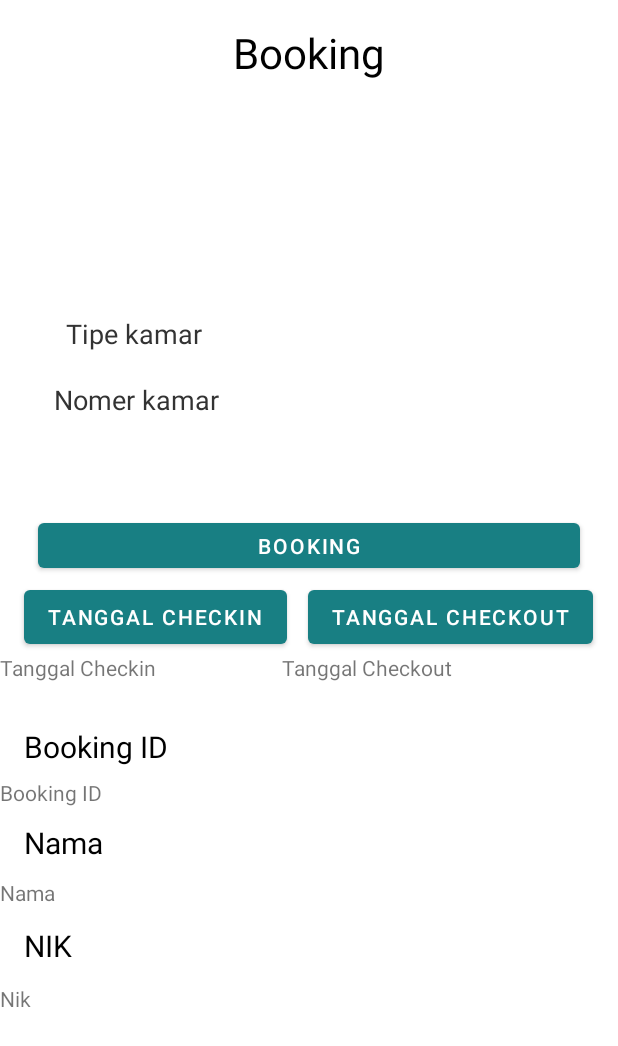
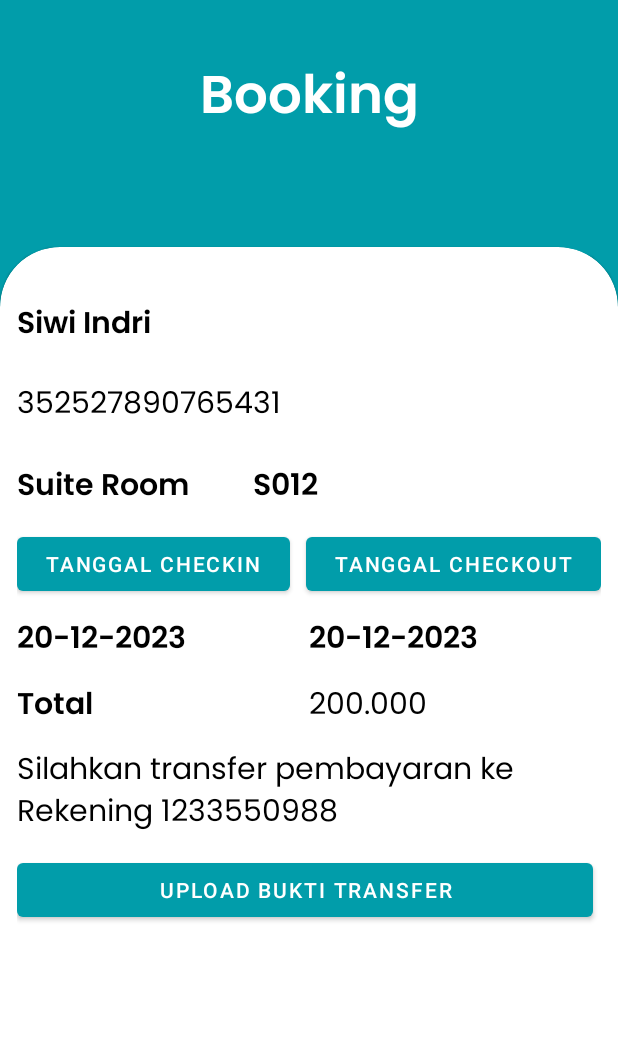
Before and after one commit to irmeliagst/GoHome_Mobile_S4, an Android app: the BookingActivity screen opened directly, with no data from a screen before it, on a phone screen of 412 x 824 dp. Shown: the top 1046 px of the screen. Run offline under Robolectric (Android 15) with nearby library versions, the phone set to English and light mode, and no system bars.

```diff
--- a/app/build.gradle
+++ b/app/build.gradle
@@ -35,6 +35,7 @@ dependencies {
 
 dependencies {
 
+    implementation 'androidx.recyclerview:recyclerview:<version>'
     implementation 'androidx.appcompat:appcompat:1.6.1'
     implementation 'com.google.android.material:material:1.8.0'
     implementation 'androidx.constraintlayout:constraintlayout:2.1.4'
@@ -42,4 +43,5 @@ dependencies {
     testImplementation 'junit:junit:4.13.2'
     androidTestImplementation 'androidx.test.ext:junit:1.1.5'
     androidTestImplementation 'androidx.test.espresso:espresso-core:3.5.1'
+
 }
--- a/app/src/main/AndroidManifest.xml
+++ b/app/src/main/AndroidManifest.xml
@@ -52,6 +52,7 @@
             android:exported="false" />
         <activity
             android:name=".RegisActivity"
+            android:theme="@style/Theme.GoHome_Mobile_S4.NoActionBar2"
             android:exported="false" />
         <activity
             android:name=".LoginActivity"
--- a/app/src/main/java/com/example/gohome_mobile_s4/BookingActivity.java
+++ b/app/src/main/java/com/example/gohome_mobile_s4/BookingActivity.java
@@ -1,54 +1,50 @@
 package com.example.gohome_mobile_s4;
 
 
+import static android.widget.Toast.makeText;
+
+import androidx.appcompat.app.AppCompatActivity;
+
+import android.annotation.SuppressLint;
 import android.app.DatePickerDialog;
 import android.content.Intent;
+import android.content.pm.PackageManager;
+import android.net.Uri;
 import android.os.Bundle;
 import android.view.View;
 import android.widget.Button;
 import android.widget.ImageView;
 import android.widget.TextView;
+import android.widget.Toast;
 
-import androidx.appcompat.app.AppCompatActivity;
-
+import java.io.UnsupportedEncodingException;
+import java.net.URLEncoder;
 import java.util.Calendar;
 import java.util.Locale;
 
 public class BookingActivity extends AppCompatActivity {
-    Button btnbooking;
-    private Button btnCheckin, btnCheckout;
-    private TextView tipeKamar, noKamar, checkin, checkout, bookingId, namaPlg, nik;
-    private ImageView gambarKamar;
-
+    Button btnCheckin, btnCheckout, btnTf;
+    TextView txt_nama, txt_nik, txt, txt_nomor, txt_Jkamar, tgl_checkin, tgl_checkout, txt_total, note;
+    @SuppressLint("MissingInflatedId")
     @Override
     protected void onCreate(Bundle savedInstanceState) {
         super.onCreate(savedInstanceState);
-        setContentView(R.layout.activity_booking);
-
-        // Inisialisasi tombol "Book Room"
-        btnbooking = findViewById(R.id.btnbooking);
-        btnbooking.setOnClickListener(new View.OnClickListener() {
-            @Override
-            public void onClick(View v) {
-                // Arahkan ke halaman pemesanan (bukti transfer)
-                Intent intent = new Intent(BookingActivity.this,BuktiTransferActivity.class);
-                startActivity(intent);
-            }
-        });
+        setContentView(R
+                .layout.activity_booking);
+        btnCheckin = findViewById(R.id.btncheckin);
+        btnCheckout = findViewById(R.id.btncheckout);
+        btnTf = findViewById(R.id.btnTf);
+        txt = findViewById(R.id.txt);
+        txt_Jkamar = findViewById(R.id.txt_Jkamar);
+        txt_nama = findViewById(R.id.txt_name);
+        txt_nik = findViewById(R.id.txt_nik);
+        txt_nomor = findViewById(R.id.txt_nomor);
+        tgl_checkin = findViewById(R.id.tgl_checkin);
+        tgl_checkout = findViewById(R.id.tgl_checkout);
+        txt_total = findViewById(R.id.txt_total);
+        note = findViewById(R.id.note);
 
         // Menghubungkan variabel dengan view
-        btnCheckin = findViewById(R.id.btncheckin);
-        btnCheckout = findViewById(R.id.btncheckout);
-//        btnbooking = findViewById(R.id.btnbooking);
-        tipeKamar = findViewById(R.id.tipekamar);
-        noKamar = findViewById(R.id.nokamar);
-        checkin = findViewById(R.id.checkin);
-        checkout = findViewById(R.id.checkout);
-        bookingId = findViewById(R.id.bookingid);
-        namaPlg = findViewById(R.id.nama_plg);
-        nik = findViewById(R.id.nik);
-        gambarKamar = findViewById(R.id.gambarkamar);
-
         // Menambahkan onClickListener ke btnCheckin
         btnCheckin.setOnClickListener(view -> {
             Calendar calendar = Calendar.getInstance();
@@ -61,11 +57,9 @@ public class BookingActivity extends AppCompatActivity {
                     (datePicker, year1, month1, day) -> {
                         month1 += 1; // Januari dimulai dari 0
                         String selectedDate = String.format(Locale.getDefault(), "%02d/%02d/%d", day, month1, year1);
-                        checkin.setText(selectedDate); // Menampilkan tanggal yang dipilih pada TextView checkin
+                        tgl_checkin.setText(selectedDate); // Menampilkan tanggal yang dipilih pada TextView checkin
                     },
-                    year,
-                    month,
-                    dayOfMonth);
+                    year, month, dayOfMonth);
             datePickerDialog.show();
         });
 
@@ -81,7 +75,7 @@ public class BookingActivity extends AppCompatActivity {
                     (datePicker, year1, month1, day) -> {
                         month1 += 1; // Januari dimulai dari 0
                         String selectedDate = String.format(Locale.getDefault(), "%02d/%02d/%d", day, month1, year1);
-                        checkout.setText(selectedDate); // Menampilkan tanggal yang dipilih pada TextView checkout
+                        tgl_checkout.setText(selectedDate); // Menampilkan tanggal yang dipilih pada TextView checkout
                     },
                                 year,
                                 month,
@@ -89,17 +83,19 @@ public class BookingActivity extends AppCompatActivity {
                         datePickerDialog.show();
         });
 
-        // Menambahkan onClickListener ke btnBooking
-//        btnbooking.setOnClickListener(view -> {
-//            // Melakukan proses booking dan menampilkan ID booking pada TextView bookingId
-//            String idBooking = doBooking();
-//            bookingId.setText(idBooking);
-//        });
+        btnTf.setOnClickListener(new View.OnClickListener() {
+            @Override
+            public void onClick(View v) {
+                try {
+                    PackageManager pm = getApplicationContext().getPackageManager();
+                    pm.getPackageInfo("com.whatsapp", PackageManager.GET_ACTIVITIES);
+                    Intent intent = new Intent(Intent.ACTION_VIEW);
+                    intent.setData(Uri.parse("https://wa.me/+6282127686455?text=Halo, ini pesan dari aplikasi saya."));
+                    startActivity(intent);
+                } catch (PackageManager.NameNotFoundException e) {
+                    Toast.makeText(getApplicationContext(), "Aplikasi WhatsApp tidak terpasang.", Toast.LENGTH_SHORT).show();
+                    e.printStackTrace();
                 }
-
-//    private String doBooking() {
-//        // Menyimpan data booking pada database atau web service
-//        // Mengembalikan ID booking
-//        return "ABC123";
-//    }
             }
+        });
+    }}
--- a/app/src/main/java/com/example/gohome_mobile_s4/retrofit/RoomData.java
+++ /dev/null
@@ -1,4 +0,0 @@
-package com.example.gohome_mobile_s4.retrofit;
-
-public class RoomData {
-}
--- a/app/src/main/res/layout/activity_booking.xml
+++ b/app/src/main/res/layout/activity_booking.xml
@@ -4,191 +4,199 @@
     xmlns:tools="http://schemas.android.com/tools"
     android:layout_width="match_parent"
     android:layout_height="match_parent"
+    android:background="@color/Primary"
     tools:context=".BookingActivity">
 
+    <androidx.constraintlayout.widget.Guideline
+        android:id="@+id/guideline"
+        android:layout_width="wrap_content"
+        android:layout_height="wrap_content"
+        android:orientation="horizontal"
+        app:layout_constraintGuide_percent="0.20"/>
+    <TextView
+        android:id="@+id/titleText"
+        android:layout_width="wrap_content"
+        android:layout_height="wrap_content"
+        android:fontFamily="@font/semi_bold"
+        android:text="Booking"
+        android:textColor="@color/white"
+        android:textSize="35sp"
+        app:layout_constraintBottom_toTopOf="@+id/guideline"
+        app:layout_constraintEnd_toEndOf="parent"
+        app:layout_constraintStart_toStartOf="parent"
+        app:layout_constraintTop_toTopOf="parent"
+        app:layout_constraintVertical_bias="0.35" />
+
+    <com.google.android.material.card.MaterialCardView
+        style="@style/custom_card"
+        android:layout_width="match_parent"
+        android:layout_height="0dp"
+        app:layout_constraintBottom_toBottomOf="parent"
+        app:layout_constraintTop_toTopOf="@+id/guideline" >
+        <androidx.constraintlayout.widget.ConstraintLayout
+            android:layout_width="match_parent"
+            android:layout_height="match_parent">
+
+            <TextView
+                android:id="@+id/txt_name"
+                android:layout_width="120dp"
+                android:layout_height="wrap_content"
+                android:layout_marginTop="24dp"
+                android:fontFamily="@font/semi_bold"
+                android:text="Siwi Indri"
+                android:textColor="@color/black"
+                android:textSize="20sp"
+                app:layout_constraintStart_toStartOf="parent"
+                app:layout_constraintTop_toTopOf="parent">
+
+            </TextView>
+
+            <TextView
+                android:id="@+id/txt_nik"
+                android:layout_width="wrap_content"
+                android:layout_height="44dp"
+                android:layout_marginTop="20dp"
+                android:fontFamily="@font/regular"
+                android:text="352527890765431"
+                android:textColor="@color/black"
+                android:textSize="20sp"
+                app:layout_constraintStart_toStartOf="@+id/txt_name"
+                app:layout_constraintTop_toBottomOf="@+id/txt_name" />
+            <LinearLayout
+                android:id="@+id/group2"
+                android:layout_width="match_parent"
+                android:layout_height="wrap_content"
+                app:layout_constraintStart_toStartOf="@+id/txt_nik"
+                app:layout_constraintTop_toBottomOf="@+id/txt_nik"
+                android:orientation="horizontal">
+                <TextView
+                    android:id="@+id/txt_Jkamar"
+                    android:layout_width="120dp"
+                    android:layout_height="wrap_content"
+                    android:layout_marginTop="10dp"
+                    android:fontFamily="@font/semi_bold"
+                    android:text="Suite Room"
+                    android:textColor="@color/black"
+                    android:textSize="20sp"
+                    android:layout_weight="1"/>
+                <TextView
+                    android:id="@+id/txt_nomor"
+                    android:layout_width="120dp"
+                    android:layout_height="wrap_content"
+                    android:layout_marginTop="10dp"
+                    android:fontFamily="@font/semi_bold"
+                    android:text="S012"
+                    android:textColor="@color/black"
+                    android:textSize="20sp"
+                    android:layout_weight="3"/>
+            </LinearLayout>
+            <LinearLayout
+                android:id="@+id/group3"
+                android:layout_width="match_parent"
+                android:layout_height="wrap_content"
+                android:orientation="horizontal"
+                app:layout_constraintStart_toStartOf="@+id/group2"
+                app:layout_constraintTop_toBottomOf="@+id/group2">
                 <Button
                     android:id="@+id/btncheckin"
                     android:layout_width="wrap_content"
                     android:layout_height="wrap_content"
+                    android:layout_marginTop="10dp"
                     android:text="Tanggal Checkin"
-        app:backgroundTint="#187F83"
-        app:layout_constraintBottom_toBottomOf="parent"
-        app:layout_constraintEnd_toEndOf="parent"
-        app:layout_constraintHorizontal_bias="0.068"
-        app:layout_constraintStart_toStartOf="parent"
-        app:layout_constraintTop_toBottomOf="@+id/btnbooking"
-        app:layout_constraintVertical_bias="0.006" />
-
+                    app:backgroundTint="@color/Primary"
+                    android:layout_weight="1"
+                    android:layout_marginRight="5dp"/>
                 <Button
                     android:id="@+id/btncheckout"
                     android:layout_width="wrap_content"
                     android:layout_height="wrap_content"
+                    android:layout_marginTop="10dp"
                     android:text="Tanggal Checkout"
-        app:backgroundTint="#187F83"
-        app:layout_constraintBottom_toBottomOf="parent"
-        app:layout_constraintEnd_toEndOf="parent"
-        app:layout_constraintHorizontal_bias="0.926"
-        app:layout_constraintStart_toStartOf="parent"
-        app:layout_constraintTop_toBottomOf="@+id/btnbooking"
-        app:layout_constraintVertical_bias="0.006" />
-
+                    app:backgroundTint="@color/Primary"
+                    android:layout_weight="1"
+                    android:layout_marginLeft="5dp"/>
+            </LinearLayout>
+            <LinearLayout
+                android:id="@+id/group4"
+                android:layout_width="match_parent"
+                android:layout_height="wrap_content"
+                app:layout_constraintStart_toStartOf="@+id/group3"
+                app:layout_constraintTop_toBottomOf="@+id/group3"
+                android:orientation="horizontal">
                 <TextView
-        android:id="@+id/tipekamar"
-        android:layout_width="wrap_content"
+                    android:id="@+id/tgl_checkin"
+                    android:layout_width="120dp"
                     android:layout_height="wrap_content"
-        android:layout_marginStart="44dp"
-        android:layout_marginLeft="44dp"
-        android:layout_marginTop="156dp"
-        android:text="Tipe kamar"
-        android:textColor="#333333"
-        android:textSize="18sp"
-        app:layout_constraintStart_toStartOf="parent"
-        app:layout_constraintTop_toBottomOf="@+id/beranda"
-        tools:ignore="MissingConstraints" />
-
-    <TextView
-        android:id="@+id/beranda"
-        android:layout_width="wrap_content"
-        android:layout_height="wrap_content"
-        android:layout_marginTop="16dp"
-        android:text="Booking"
-        android:textColor="@color/black"
-        android:textSize="28sp"
-        app:layout_constraintEnd_toEndOf="parent"
-        app:layout_constraintStart_toStartOf="parent"
-        app:layout_constraintTop_toTopOf="parent"
-        tools:ignore="MissingConstraints" />
-
-    <TextView
-        android:id="@+id/nokamar"
-        android:layout_width="wrap_content"
-        android:layout_height="wrap_content"
-        android:layout_marginStart="36dp"
-        android:layout_marginLeft="36dp"
-        android:layout_marginTop="19dp"
-        android:text="Nomer kamar"
-        android:textColor="#333333"
-        android:textSize="18sp"
-        app:layout_constraintStart_toStartOf="parent"
-        app:layout_constraintTop_toBottomOf="@+id/tipekamar"
-        tools:ignore="MissingConstraints" />
-
-    <ImageView
-        android:id="@+id/gambarkamar"
-        android:layout_width="129dp"
-        android:layout_height="123dp"
-        android:layout_marginStart="242dp"
-        android:layout_marginLeft="242dp"
-        android:layout_marginTop="136dp"
-        app:layout_constraintEnd_toEndOf="parent"
-        app:layout_constraintHorizontal_bias="0.0"
-        app:layout_constraintStart_toEndOf="@+id/tipekamar"
-        app:layout_constraintStart_toStartOf="parent"
-        app:layout_constraintTop_toBottomOf="@+id/beranda"
-        tools:ignore="MissingConstraints"
-        tools:srcCompat="@drawable/imgsiti" />
-
-    <Button
-        android:id="@+id/btnbooking"
-        android:layout_width="361dp"
-        android:layout_height="42dp"
-        android:layout_marginTop="64dp"
-        android:text="booking"
-        app:backgroundTint="#187F83"
-        app:layout_constraintEnd_toEndOf="parent"
-        app:layout_constraintStart_toStartOf="parent"
-        app:layout_constraintTop_toBottomOf="@+id/nokamar" />
-
-    <TextView
-        android:id="@+id/checkin"
-        android:layout_width="wrap_content"
-        android:layout_height="wrap_content"
-        android:text="Tanggal Checkin"
-        app:layout_constraintTop_toBottomOf="@+id/btncheckin"
-        tools:ignore="MissingConstraints"
-        tools:layout_editor_absoluteX="47dp" />
-
-    <TextView
-        android:id="@+id/checkout"
-        android:layout_width="wrap_content"
-        android:layout_height="wrap_content"
-        android:layout_marginStart="84dp"
-        android:layout_marginLeft="84dp"
-        android:text="Tanggal Checkout"
-        app:layout_constraintStart_toEndOf="@+id/checkin"
-        app:layout_constraintTop_toBottomOf="@+id/btncheckout"
-        tools:ignore="MissingConstraints" />
-
-    <TextView
-        android:id="@+id/bookingid"
-        android:layout_width="wrap_content"
-        android:layout_height="wrap_content"
-        android:layout_marginStart="16dp"
-        android:layout_marginLeft="16dp"
-        android:layout_marginTop="29dp"
-        android:text="Booking ID"
+                    android:layout_marginTop="10dp"
+                    android:fontFamily="@font/semi_bold"
+                    android:text="20-12-2023"
                     android:textColor="@color/black"
                     android:textSize="20sp"
-        app:layout_constraintStart_toStartOf="parent"
-        app:layout_constraintTop_toBottomOf="@+id/checkin"
-        tools:ignore="MissingConstraints" />
-
+                    android:layout_weight="1"/>
                 <TextView
-        android:id="@+id/nama_plg"
-        android:layout_width="wrap_content"
+                    android:id="@+id/tgl_checkout"
+                    android:layout_width="120dp"
                     android:layout_height="wrap_content"
-        android:layout_marginStart="16dp"
-        android:layout_marginLeft="16dp"
                     android:layout_marginTop="10dp"
-        android:text="Nama"
+                    android:fontFamily="@font/semi_bold"
+                    android:text="20-12-2023"
                     android:textColor="@color/black"
                     android:textSize="20sp"
-        app:layout_constraintStart_toStartOf="parent"
-        app:layout_constraintTop_toBottomOf="@+id/textView7"
-        tools:ignore="MissingConstraints" />
-
+                    android:layout_weight="1"/>
+            </LinearLayout>
+            <LinearLayout
+                android:id="@+id/group5"
+                android:layout_width="match_parent"
+                android:layout_height="wrap_content"
+                app:layout_constraintStart_toStartOf="@+id/group4"
+                app:layout_constraintTop_toBottomOf="@+id/group4"
+                android:orientation="horizontal">
                 <TextView
-        android:id="@+id/nik"
-        android:layout_width="wrap_content"
+                    android:id="@+id/txt"
+                    android:layout_width="120dp"
                     android:layout_height="wrap_content"
-        android:layout_marginStart="16dp"
-        android:layout_marginLeft="16dp"
-        android:layout_marginTop="12dp"
-        android:text="NIK"
+                    android:layout_marginTop="10dp"
+                    android:fontFamily="@font/semi_bold"
+                    android:text="Total"
                     android:textColor="@color/black"
                     android:textSize="20sp"
-        app:layout_constraintStart_toStartOf="parent"
-        app:layout_constraintTop_toBottomOf="@+id/textView9"
-        tools:ignore="MissingConstraints" />
-
+                    android:layout_weight="1"/>
                 <TextView
-        android:id="@+id/textView7"
-        android:layout_width="wrap_content"
+                    android:id="@+id/txt_total"
+                    android:layout_width="120dp"
                     android:layout_height="wrap_content"
-        android:layout_marginTop="7dp"
-        android:text="Booking ID"
-        app:layout_constraintTop_toBottomOf="@+id/bookingid"
-        tools:ignore="MissingConstraints"
-        tools:layout_editor_absoluteX="16dp" />
-
+                    android:layout_marginTop="10dp"
+                    android:fontFamily="@font/regular"
+                    android:text="200.000"
+                    android:textColor="@color/black"
+                    android:textSize="20sp"
+                    android:layout_weight="1"/>
+            </LinearLayout>
             <TextView
-        android:id="@+id/textView9"
+                android:id="@+id/note"
                 android:layout_width="wrap_content"
                 android:layout_height="wrap_content"
                 android:layout_marginTop="10dp"
-        android:text="Nama"
-        app:layout_constraintTop_toBottomOf="@+id/nama_plg"
-        tools:ignore="MissingConstraints"
-        tools:layout_editor_absoluteX="16dp" />
+                android:fontFamily="@font/regular"
+                android:text="Silahkan transfer pembayaran ke Rekening 1233550988"
+                android:textColor="@color/black"
+                android:textSize="20sp"
+                android:layout_weight="1"
+                app:layout_constraintStart_toStartOf="@+id/group5"
+                app:layout_constraintTop_toBottomOf="@+id/group5"/>
+            <Button
+                android:id="@+id/btnTf"
+                android:layout_width="match_parent"
+                android:layout_height="wrap_content"
+                android:layout_marginTop="10dp"
+                android:text="Upload Bukti Transfer"
+                app:backgroundTint="@color/Primary"
+                android:layout_marginRight="5dp"
+                app:layout_constraintStart_toStartOf="@+id/note"
+                app:layout_constraintTop_toBottomOf="@+id/note"/>
 
-    <TextView
-        android:id="@+id/textView11"
-        android:layout_width="wrap_content"
-        android:layout_height="wrap_content"
-        android:layout_marginTop="12dp"
-        android:text="Nik"
-        app:layout_constraintTop_toBottomOf="@+id/nik"
-        tools:ignore="MissingConstraints"
-        tools:layout_editor_absoluteX="16dp" />
+
 
         </androidx.constraintlayout.widget.ConstraintLayout>
+    </com.google.android.material.card.MaterialCardView>
+</androidx.constraintlayout.widget.ConstraintLayout>
```
Also changed, not shown: app/src/main/java/com/example/gohome_mobile_s4/Adapter/transaksiAdapter.java (+23 -6 lines), app/src/main/java/com/example/gohome_mobile_s4/Model/transaksiNik/DataItem.java (added, +85 -0 lines), app/src/main/java/com/example/gohome_mobile_s4/Model/transaksiNik/TransaksiNik.java (added, +40 -0 lines), app/src/main/java/com/example/gohome_mobile_s4/TransaksiFragment.java (+30 -24 lines), app/src/main/java/com/example/gohome_mobile_s4/retrofit/ApiInterface.java (+7 -3 lines), app/src/main/res/layout/transaksi_item.xml (+17 -3 lines). Lines whose indentation alone changed are shown as unchanged.
